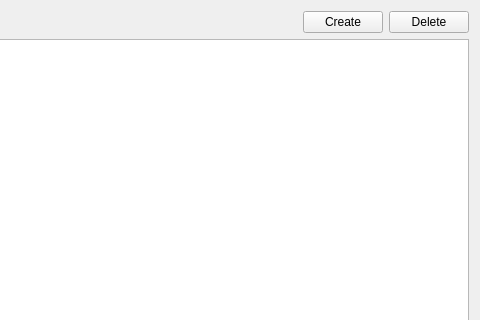
Old version of the form Persons/PersonsWidget.ui in the repository DStalytenkoDev/SchoolCRM; both pictures show x 349 to 829 and y 0 to 320 of the 829 by 603 pixel window.
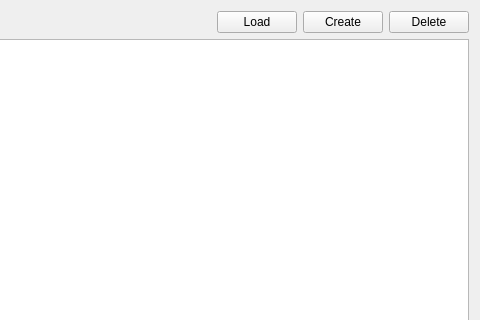
New version of the form.

Commit message: Persons dev in progress

The edit to the form file:
```diff
--- a/Persons/PersonsWidget.ui
+++ b/Persons/PersonsWidget.ui
@@ -51,6 +51,13 @@
        </property>
       </spacer>
      </item>
+     <item>
+      <widget class="QPushButton" name="pushButton">
+       <property name="text">
+        <string>Load</string>
+       </property>
+      </widget>
+     </item>
      <item>
       <widget class="QPushButton" name="createPerson">
        <property name="text">
```
Left out of the diff: 2 changed lines with no effect on the pictures. The commit also changes 9 other files.
